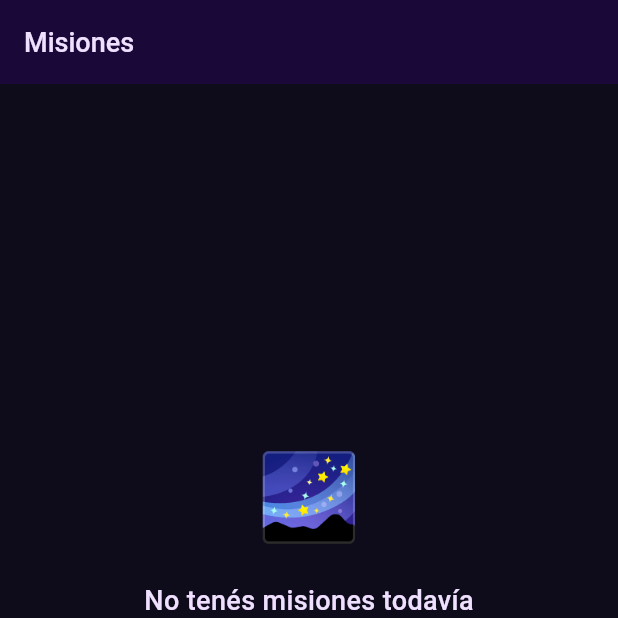
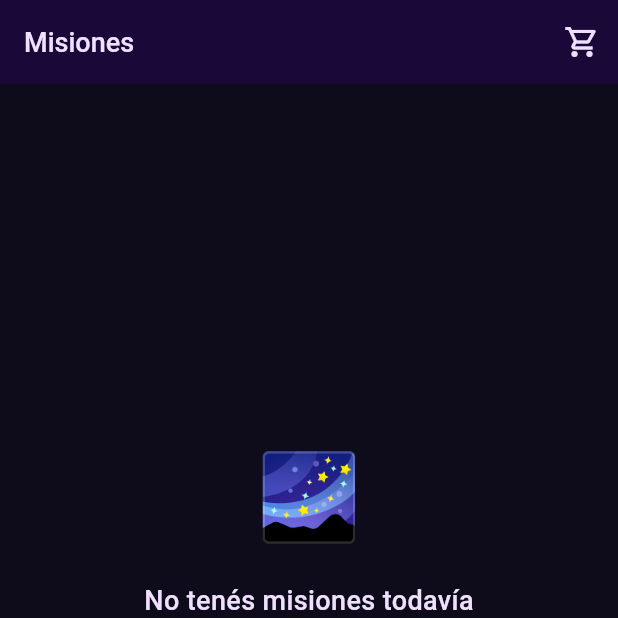
Before and after one commit to squallm3/haiku-gnostico, a Flutter app: the PleromaScreen screen opened by its route, on a phone screen of 412 x 824 dp, the top half of it. Run offline on Flutter 3.47's test engine with Material 3 defaults, Android fonts, the phone set to English and light mode, and no system bars; our stand-ins replace chewie, cloud_firestore, cloud_functions, firebase_auth, firebase_core, flutter_riverpod and 6 more; accounts and stored records are empty.

Commit message:
alpha v2.9 feat: 62b global cart with counter on Misiones, Tienda and Perfil

```diff
--- /dev/null
+++ b/lib/core/providers/cart_provider.dart
@@ -0,0 +1,15 @@
+// lib/core/providers/cart_provider.dart
+import 'package:flutter_riverpod/flutter_riverpod.dart';
+import '../models/producto_model.dart';
+
+class CartNotifier extends StateNotifier<List<ProductoModel>> {
+  CartNotifier() : super([]);
+
+  void agregar(ProductoModel p) => state = [...state, p];
+  void quitar(String id) => state = state.where((p) => p.id != id).toList();
+  void limpiar() => state = [];
+}
+
+final cartProvider = StateNotifierProvider<CartNotifier, List<ProductoModel>>(
+  (_) => CartNotifier(),
+);
--- /dev/null
+++ b/lib/core/widgets/cart_button.dart
@@ -0,0 +1,64 @@
+// lib/core/widgets/cart_button.dart
+import 'package:flutter/material.dart';
+import 'package:flutter_riverpod/flutter_riverpod.dart';
+import '../themes/app_themes.dart';
+import '../providers/cart_provider.dart';
+
+class CartButton extends ConsumerWidget {
+  final AppColors colors;
+  final bool showStoreLink;
+
+  const CartButton({super.key, required this.colors, this.showStoreLink = true});
+
+  @override
+  Widget build(BuildContext context, WidgetRef ref) {
+    final items = ref.watch(cartProvider);
+    final count = items.length;
+
+    return Stack(
+      clipBehavior: Clip.none,
+      children: [
+        IconButton(
+          icon: Icon(Icons.shopping_cart_outlined, color: colors.textoPrincipal),
+          onPressed: () => showModalBottomSheet(
+            context: context,
+            backgroundColor: colors.fondoSuperficie,
+            shape: const RoundedRectangleBorder(borderRadius: BorderRadius.vertical(top: Radius.circular(20))),
+            builder: (_) => Padding(
+              padding: const EdgeInsets.all(32),
+              child: Column(
+                mainAxisSize: MainAxisSize.min,
+                children: [
+                  Icon(Icons.shopping_cart_outlined, color: colors.textoMuted, size: 48),
+                  const SizedBox(height: 16),
+                  Text(
+                    count == 0 ? 'No hay artículos seleccionados' : '$count artículo${count == 1 ? '' : 's'} en el carrito',
+                    style: TextStyle(fontSize: 18, fontWeight: FontWeight.bold, color: colors.textoPrincipal),
+                    textAlign: TextAlign.center,
+                  ),
+                  const SizedBox(height: 8),
+                  if (count == 0 && showStoreLink)
+                    GestureDetector(
+                      onTap: () { Navigator.pop(context); },
+                      child: Text('Ir a la tienda →', style: TextStyle(fontSize: 14, color: colors.acentoPrimario, decoration: TextDecoration.underline, decorationColor: colors.acentoPrimario)),
+                    ),
+                  const SizedBox(height: 24),
+                ],
+              ),
+            ),
+          ),
+        ),
+        if (count > 0)
+          Positioned(
+            right: 6,
+            top: 6,
+            child: Container(
+              padding: const EdgeInsets.all(3),
+              decoration: BoxDecoration(color: colors.acentoPrimario, shape: BoxShape.circle),
+              child: Text('$count', style: const TextStyle(fontSize: 9, color: Colors.white, fontWeight: FontWeight.bold)),
+            ),
+          ),
+      ],
+    );
+  }
+}
--- a/lib/features/missions/pleroma_screen.dart
+++ b/lib/features/missions/pleroma_screen.dart
@@ -11,6 +11,7 @@ import '../../core/models/user_model.dart';
 import '../../core/models/mission_model.dart';
 import '../../services/firestore_service.dart';
 import 'levelup_overlay.dart';
+import '../../core/widgets/cart_button.dart';
 import 'mision_detalle_screen.dart';
 
 final _pleromiProvider = StreamProvider.autoDispose<List<PleromiModel>>((ref) {
@@ -50,7 +51,7 @@ class _PleromaScreenState extends ConsumerState<PleromaScreen> {
           ) : null,
           appBar: AppBar(
             title: Text('Misiones', style: TextStyle(color: colors.textoPrincipal, fontWeight: FontWeight.w500)),
-            actions: const [],
+            actions: [CartButton(colors: colors)],
           ),
           body: pleromiAsync.when(
             loading: () => Center(child: CircularProgressIndicator(color: colors.acentoPrimario)),
--- a/lib/features/profile/profile_screen.dart
+++ b/lib/features/profile/profile_screen.dart
@@ -7,6 +7,7 @@ import 'package:cloud_firestore/cloud_firestore.dart';
 import '../../core/themes/app_themes.dart';
 import '../../core/themes/theme_provider.dart';
 import '../../core/constants/levels.dart';
+import '../../core/widgets/cart_button.dart';
 
 class ProfileScreen extends ConsumerWidget {
   const ProfileScreen({super.key});
@@ -88,6 +89,7 @@ class ProfileScreen extends ConsumerWidget {
         backgroundColor: colors.fondoHeader,
         title: Text('Perfil', style: TextStyle(color: colors.textoPrincipal, fontWeight: FontWeight.w500)),
         actions: [
+          CartButton(colors: colors),
           PopupMenuButton<String>(
             icon: Icon(Icons.settings_outlined, color: colors.textoMuted),
             color: colors.fondoSuperficie,
--- a/lib/features/store/store_screen.dart
+++ b/lib/features/store/store_screen.dart
@@ -4,6 +4,7 @@ import 'package:flutter_riverpod/flutter_riverpod.dart';
 import '../../core/themes/app_themes.dart';
 import '../../core/themes/theme_provider.dart';
 import '../../core/models/producto_model.dart';
+import '../../core/widgets/cart_button.dart';
 
 class StoreScreen extends ConsumerWidget {
   const StoreScreen({super.key});
@@ -18,6 +19,9 @@ class StoreScreen extends ConsumerWidget {
       appBar: AppBar(
         backgroundColor: colors.fondoHeader,
         title: Text('Tienda', style: TextStyle(color: colors.textoPrincipal, fontWeight: FontWeight.w500)),
+        actions: [
+          CartButton(colors: colors, showStoreLink: false),
+        ],
       ),
       body: SingleChildScrollView(
         padding: const EdgeInsets.all(16),
```
